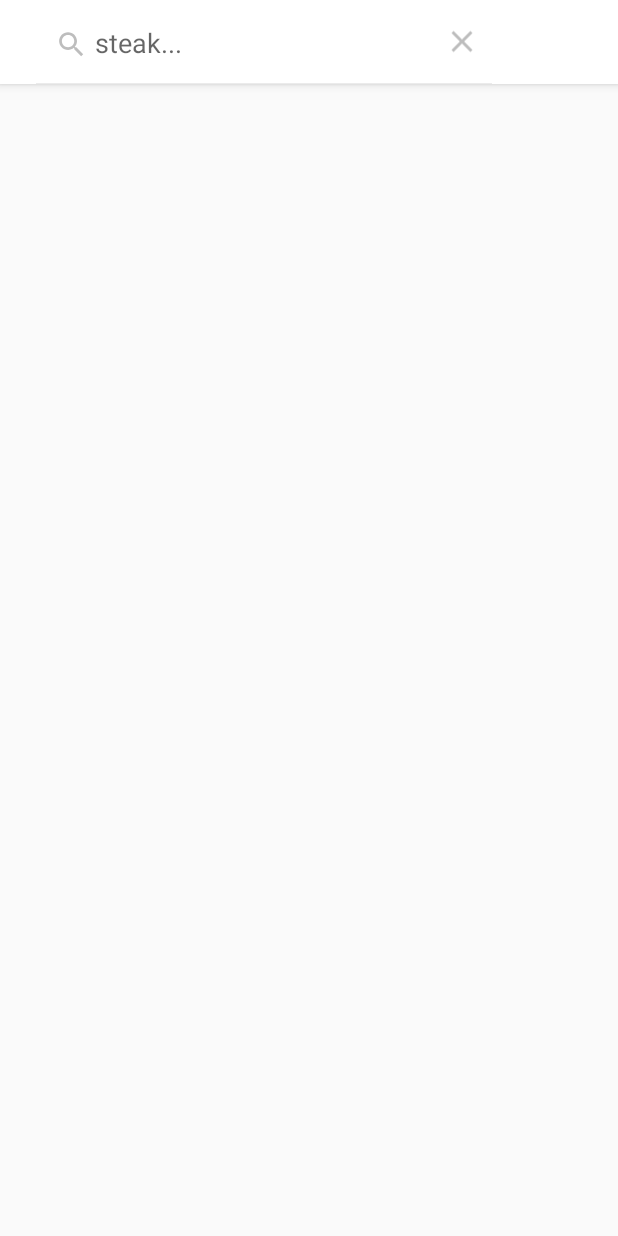
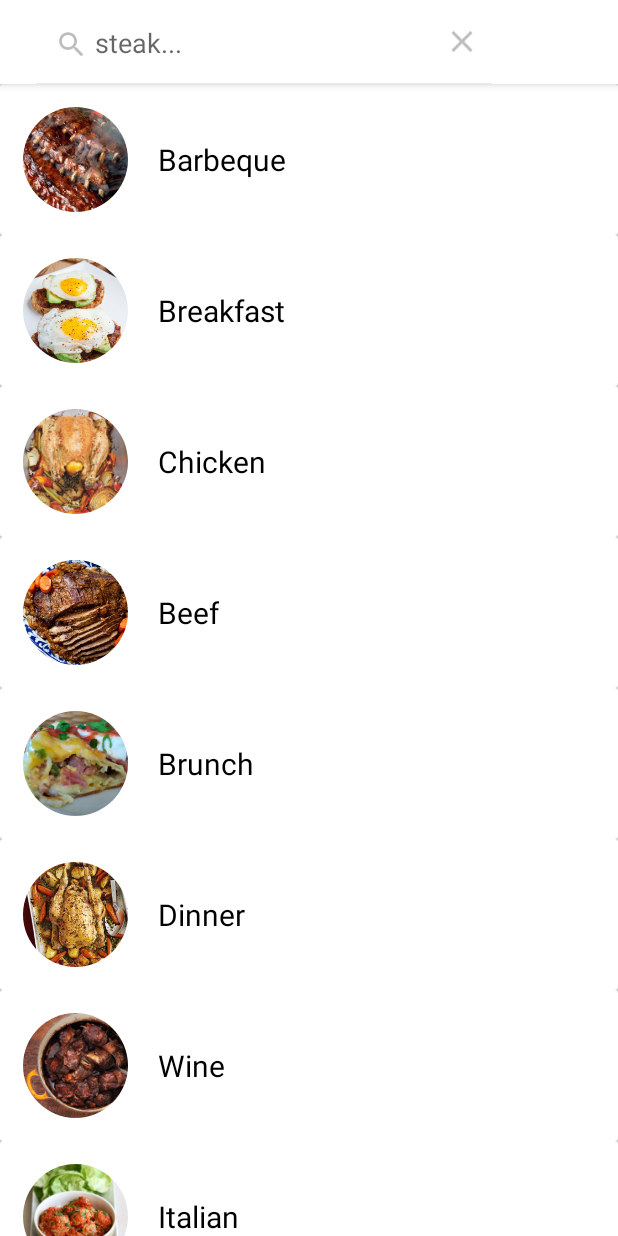
Before and after one commit to Salocin808/Recipes, an Android app: the screen it shows after launch (RecipeListActivity), after a tap on "Search", on a phone screen of 412 x 824 dp. Run offline under Robolectric (Android 15) with nearby library versions, the phone set to English and light mode, and no system bars; our stand-ins replace CircleImageView; pictures from the network do not load.

Commit message:
implemented categories

```diff
--- a/app/src/main/java/com/salocin/recipes/RecipeListActivity.java
+++ b/app/src/main/java/com/salocin/recipes/RecipeListActivity.java
@@ -34,6 +34,9 @@ public class RecipeListActivity extends BaseActivity implements OnRecipeListener
         subscribeObservers();
         initRecyclerView();
         initSearchView();
+        if(!mRecipeListViewModel.isViewingRecipes()){
+            displayCategories();
+        }
     }
 
     private void initRecyclerView() {
@@ -67,6 +70,11 @@ public class RecipeListActivity extends BaseActivity implements OnRecipeListener
         });
     }
 
+    private void displayCategories() {
+        mRecipeListViewModel.setIsIsViewingRecipes(false);
+        mAdapter.displayCategories();
+    }
+
     @Override
     public void onRecipeClick(int position) {
         Log.d(TAG, "onRecipeClick: clicked. " + position);
--- /dev/null
+++ b/app/src/main/java/com/salocin/recipes/adapters/CategoryViewHolder.java
@@ -0,0 +1,28 @@
+package com.salocin.recipes.adapters;
+
+import android.view.View;
+import android.widget.TextView;
+import androidx.annotation.NonNull;
+import androidx.recyclerview.widget.RecyclerView;
+
+import com.salocin.recipes.R;
+import de.hdodenhof.circleimageview.CircleImageView;
+
+public class CategoryViewHolder extends RecyclerView.ViewHolder implements View.OnClickListener {
+
+    CircleImageView categoryImage;
+    TextView categoryTitle;
+    OnRecipeListener listener;
+
+    public CategoryViewHolder(@NonNull View itemView, OnRecipeListener listener) {
+        super(itemView);
+        categoryImage = itemView.findViewById(R.id.category_image);
+        categoryTitle = itemView.findViewById(R.id.category_title);
+        this.listener = listener;
+    }
+
+    @Override
+    public void onClick(View v) {
+        listener.onCategoryClick(categoryTitle.getText().toString());
+    }
+}
--- a/app/src/main/java/com/salocin/recipes/adapters/RecipeRecyclerAdapter.java
+++ b/app/src/main/java/com/salocin/recipes/adapters/RecipeRecyclerAdapter.java
@@ -1,16 +1,16 @@
 package com.salocin.recipes.adapters;
 
+import android.net.Uri;
 import android.view.LayoutInflater;
 import android.view.View;
 import android.view.ViewGroup;
-import android.widget.TextView;
 import androidx.annotation.NonNull;
-import androidx.appcompat.widget.AppCompatImageView;
 import androidx.recyclerview.widget.RecyclerView;
 import com.bumptech.glide.Glide;
 import com.bumptech.glide.request.RequestOptions;
 import com.salocin.recipes.R;
 import com.salocin.recipes.models.Recipe;
+import com.salocin.recipes.util.Constants;
 
 import java.util.ArrayList;
 import java.util.List;
@@ -21,6 +21,7 @@ public class RecipeRecyclerAdapter extends RecyclerView.Adapter<RecyclerView.Vie
 
     private static final int RECIPE_TYPE = 1;
     private static final int LOADING_TYPE = 2;
+    private static final int CATEGORY_TYPE = 3;
 
     private List<Recipe> mRecipes;
     private OnRecipeListener mOnRecipeListener;
@@ -49,6 +50,10 @@ public class RecipeRecyclerAdapter extends RecyclerView.Adapter<RecyclerView.Vie
                 view = LayoutInflater.from(parent.getContext()).inflate(R.layout.layout_loading_list_item, parent, false);
                 return new LoadingViewHolder(view);
             }
+            case CATEGORY_TYPE: {
+                view = LayoutInflater.from(parent.getContext()).inflate(R.layout.layout_category_list_item, parent, false);
+                return new CategoryViewHolder(view, mOnRecipeListener);
+            }
 
             default: {
                 view = LayoutInflater.from(parent.getContext()).inflate(R.layout.layout_recipe_list_item, parent, false);
@@ -74,12 +79,29 @@ public class RecipeRecyclerAdapter extends RecyclerView.Adapter<RecyclerView.Vie
             ((RecipeViewHolder) holder).publisher.setText(mRecipes.get(position).getPublisher());
             ((RecipeViewHolder) holder).socialScore.setText(valueOf(Math.round(mRecipes.get(position).getSocial_rank())));
         }
+
+        if (itemViewType == CATEGORY_TYPE) {
+            RequestOptions options = new RequestOptions()
+                    .centerCrop()
+                    .error(R.drawable.ic_launcher_background);
+
+            Uri path = Uri.parse("android.resource://com.salocin.recipes/drawable/" + mRecipes.get(position).getImage_url());
+
+            Glide.with(((CategoryViewHolder) holder).itemView)
+                    .setDefaultRequestOptions(options)
+                    .load(path)
+                    .into(((CategoryViewHolder) holder).categoryImage);
+
+            ((CategoryViewHolder) holder).categoryTitle.setText(mRecipes.get(position).getTitle());
+        }
     }
 
     @Override
     public int getItemViewType(int position) {
         if (mRecipes.get(position).getTitle().equals("LOADING..."))
             return LOADING_TYPE;
+        else if(mRecipes.get(position).getSocial_rank() == -1)
+            return CATEGORY_TYPE;
         return RECIPE_TYPE;
     }
 
@@ -97,6 +119,19 @@ public class RecipeRecyclerAdapter extends RecyclerView.Adapter<RecyclerView.Vie
 
     }
 
+    public void displayCategories(){
+        List<Recipe> categories = new ArrayList<>();
+        for(int i = 0; i < Constants.DEFAULT_SEARCH_CATEGORIES.length; i++){
+            Recipe recipe = new Recipe();
+            recipe.setTitle(Constants.DEFAULT_SEARCH_CATEGORIES[i]);
+            recipe.setImage_url(Constants.DEFAULT_SEARCH_CATEGORY_IMAGES[i]);
+            recipe.setSocial_rank(-1);
+            categories.add(recipe);
+        }
+        mRecipes = categories;
+        notifyDataSetChanged();
+    }
+
     private boolean isLoading(){
         if(mRecipes.size() > 0){
             if(mRecipes.get(mRecipes.size() - 1).getTitle().equals("LOADING..."))
@@ -109,30 +144,4 @@ public class RecipeRecyclerAdapter extends RecyclerView.Adapter<RecyclerView.Vie
     public int getItemCount() {
         return mRecipes.size();
     }
-
-    class RecipeViewHolder extends RecyclerView.ViewHolder implements View.OnClickListener {
-
-        //view
-        TextView title, publisher, socialScore;
-        AppCompatImageView image;
-        OnRecipeListener onRecipeListener;
-
-        public RecipeViewHolder(@NonNull View itemView, OnRecipeListener onRecipeListener) {
-            super(itemView);
-
-            this.onRecipeListener = onRecipeListener;
-
-            title = itemView.findViewById(R.id.recipe_title);
-            publisher = itemView.findViewById(R.id.recipe_publisher);
-            socialScore = itemView.findViewById(R.id.recipe_social_score);
-            image = itemView.findViewById(R.id.recipe_image);
-
-            itemView.setOnClickListener(this);
-        }
-
-        @Override
-        public void onClick(View v) {
-            onRecipeListener.onRecipeClick(getAdapterPosition());
-        }
-    }
 }
--- /dev/null
+++ b/app/src/main/java/com/salocin/recipes/adapters/RecipeViewHolder.java
@@ -0,0 +1,34 @@
+package com.salocin.recipes.adapters;
+
+import android.view.View;
+import android.widget.TextView;
+import androidx.annotation.NonNull;
+import androidx.appcompat.widget.AppCompatImageView;
+import androidx.recyclerview.widget.RecyclerView;
+import com.salocin.recipes.R;
+
+public class RecipeViewHolder extends RecyclerView.ViewHolder implements View.OnClickListener {
+
+    //view
+    TextView title, publisher, socialScore;
+    AppCompatImageView image;
+    OnRecipeListener onRecipeListener;
+
+    public RecipeViewHolder(@NonNull View itemView, OnRecipeListener onRecipeListener) {
+        super(itemView);
+
+        this.onRecipeListener = onRecipeListener;
+
+        title = itemView.findViewById(R.id.recipe_title);
+        publisher = itemView.findViewById(R.id.recipe_publisher);
+        socialScore = itemView.findViewById(R.id.recipe_social_score);
+        image = itemView.findViewById(R.id.recipe_image);
+
+        itemView.setOnClickListener(this);
+    }
+
+    @Override
+    public void onClick(View v) {
+        onRecipeListener.onRecipeClick(getAdapterPosition());
+    }
+}
--- a/app/src/main/java/com/salocin/recipes/util/Constants.java
+++ b/app/src/main/java/com/salocin/recipes/util/Constants.java
@@ -4,4 +4,19 @@ public class Constants {
 
     public static final String BASE_URL = "https://www.food2fork.com";
     public static final String API_KEY = "6daef4374f54502869280c8c0b64910f";
+
+    public static final String[] DEFAULT_SEARCH_CATEGORIES =
+            {"Barbeque", "Breakfast", "Chicken", "Beef", "Brunch", "Dinner", "Wine", "Italian"};
+
+    public static final String[] DEFAULT_SEARCH_CATEGORY_IMAGES =
+            {
+                    "barbeque",
+                    "breakfast",
+                    "chicken",
+                    "beef",
+                    "brunch",
+                    "dinner",
+                    "wine",
+                    "italian"
+            };
 }
--- a/app/src/main/java/com/salocin/recipes/viewmodels/RecipeListViewModel.java
+++ b/app/src/main/java/com/salocin/recipes/viewmodels/RecipeListViewModel.java
@@ -10,9 +10,11 @@ import java.util.List;
 public class RecipeListViewModel extends ViewModel {
 
     private static RecipeRepository mRecipeRepository;
+    private boolean mIsViewingRecipes;
 
     public RecipeListViewModel() {
-           mRecipeRepository = RecipeRepository.getInstance();
+        mIsViewingRecipes = false;
+        mRecipeRepository = RecipeRepository.getInstance();
     }
 
     public LiveData<List<Recipe>> getRecipes() {
@@ -20,6 +22,15 @@ public class RecipeListViewModel extends ViewModel {
     }
 
     public void searchRecipesApi(String query, int page) {
-        mRecipeRepository.searchRecipesApi(query,page);
+        mIsViewingRecipes = true;
+        mRecipeRepository.searchRecipesApi(query, page);
+    }
+
+    public void setIsIsViewingRecipes(boolean isViewingRecipes) {
+        mIsViewingRecipes = isViewingRecipes;
+    }
+
+    public boolean isViewingRecipes() {
+        return mIsViewingRecipes;
     }
 }
```
Also changed, not shown: app/src/main/res/drawable/barbeque.jpg (added), app/src/main/res/drawable/beef.jpg (added), app/src/main/res/drawable/breakfast.jpg (added), app/src/main/res/drawable/brunch.jpg (added), app/src/main/res/drawable/chicken.jpg (added), app/src/main/res/drawable/dinner.jpg (added), app/src/main/res/drawable/italian.jpg (added), app/src/main/res/drawable/wine.jpg (added).
